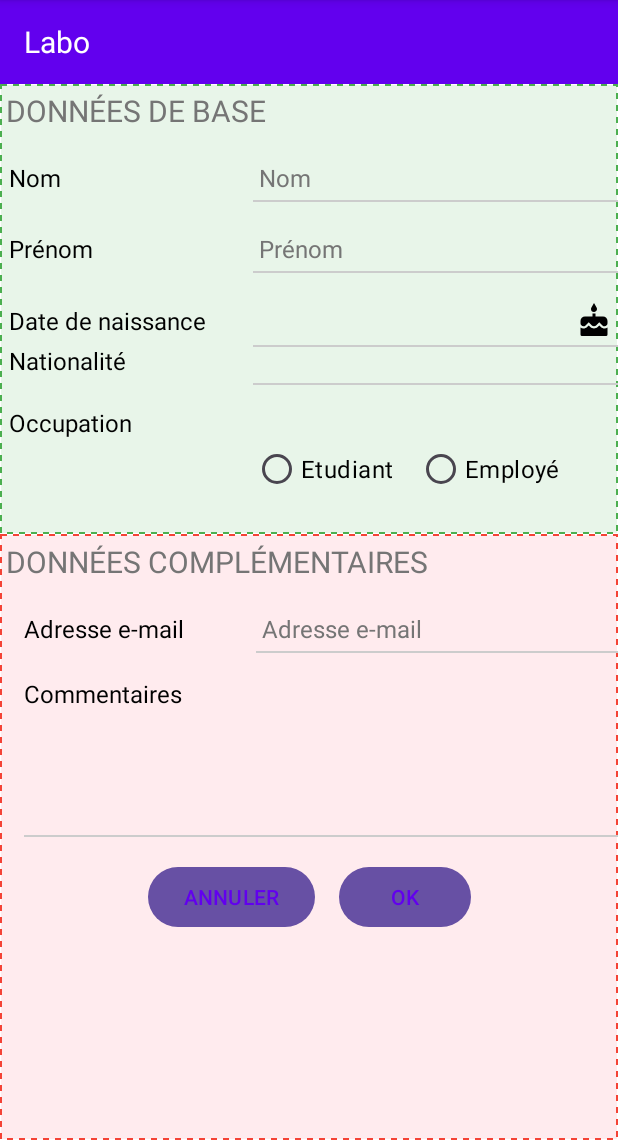
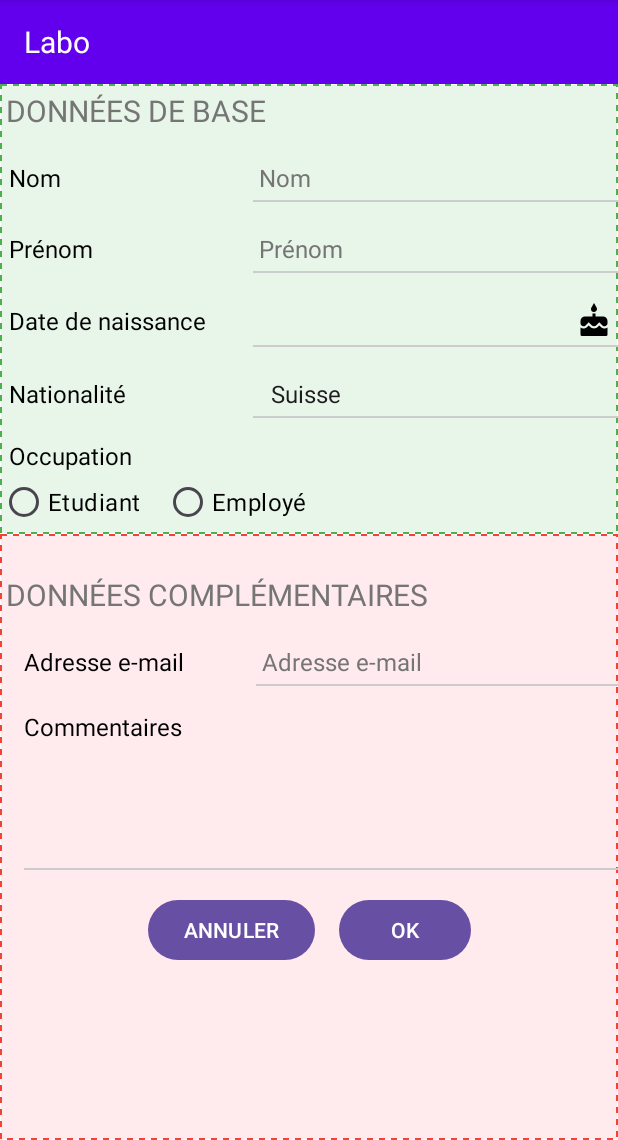
Before and after one commit to heig-lherman/daa-pw3, an Android app: the screen it shows after launch (MainActivity), on a phone screen of 412 x 824 dp, the part 96-1236 px from its top. Run offline under Robolectric (Android 15) with nearby library versions, the phone set to English and light mode, and no system bars.

Commit message:
fix: some ui + spinner fixes

```diff
--- a/app/src/main/java/ch/heigvd/iict/daa/template/MainActivity.kt
+++ b/app/src/main/java/ch/heigvd/iict/daa/template/MainActivity.kt
@@ -65,4 +65,16 @@ class MainActivity : AppCompatActivity() {
             }
         }
     }
+
+
+
+    private fun saveData() {
+
+    }
+
+    private fun clearForm() {
+
+
+    }
+
 }
--- a/app/src/main/res/layout/activity_main.xml
+++ b/app/src/main/res/layout/activity_main.xml
@@ -202,6 +202,7 @@
         android:background="@null"
         android:padding="4dp"
         android:textSize="16sp"
+        android:entries="@array/nationalities"
         app:layout_constraintEnd_toEndOf="parent"
         app:layout_constraintStart_toStartOf="@id/inputLastName"
         app:layout_constraintTop_toBottomOf="@id/lineBirthDate" />
@@ -229,7 +230,7 @@
 
     <RadioGroup
         android:id="@+id/radioGroupOccupation"
-        android:layout_width="0dp"
+        android:layout_width="match_parent"
         android:layout_height="wrap_content"
         android:layout_marginTop="32dp"
         android:orientation="horizontal"
@@ -261,8 +262,7 @@
         android:id="@+id/titleStudentInfo"
         android:layout_width="wrap_content"
         android:layout_height="wrap_content"
-        android:layout_marginStart="4dp"
-        android:layout_marginTop="24dp"
+
         android:text="DONNÉES SPÉCIFIQUES (ÉTUDIANTS)"
         android:textColor="#757575"
         android:textSize="20sp"
@@ -351,8 +351,6 @@
         android:id="@+id/titleEmployeeInfo"
         android:layout_width="wrap_content"
         android:layout_height="wrap_content"
-        android:layout_marginStart="4dp"
-        android:layout_marginTop="24dp"
         android:text="DONNÉES SPÉCIFIQUES (EMPLOYÉ)"
         android:textColor="#757575"
         android:textSize="20sp"
@@ -419,6 +417,7 @@
         android:padding="4dp"
         android:textSize="16sp"
         android:visibility="gone"
+        android:entries="@array/sectors"
         app:layout_constraintEnd_toEndOf="parent"
         app:layout_constraintStart_toStartOf="@id/inputLastName"
         app:layout_constraintTop_toBottomOf="@id/lineCompany" />
@@ -571,7 +570,7 @@
         android:layout_marginEnd="8dp"
         android:background="@null"
         android:text="ANNULER"
-        android:textColor="#6200EE"
+        android:textColor="#FFFFFF"
         app:layout_constraintEnd_toStartOf="@id/buttonOk"
         app:layout_constraintHorizontal_chainStyle="packed"
         app:layout_constraintStart_toStartOf="parent"
@@ -585,7 +584,7 @@
         android:layout_marginTop="16dp"
         android:background="@null"
         android:text="OK"
-        android:textColor="#6200EE"
+        android:textColor="#FFFFFF"
         app:layout_constraintEnd_toEndOf="parent"
         app:layout_constraintStart_toEndOf="@id/buttonCancel"
         app:layout_constraintTop_toBottomOf="@id/lineComments" />
```
